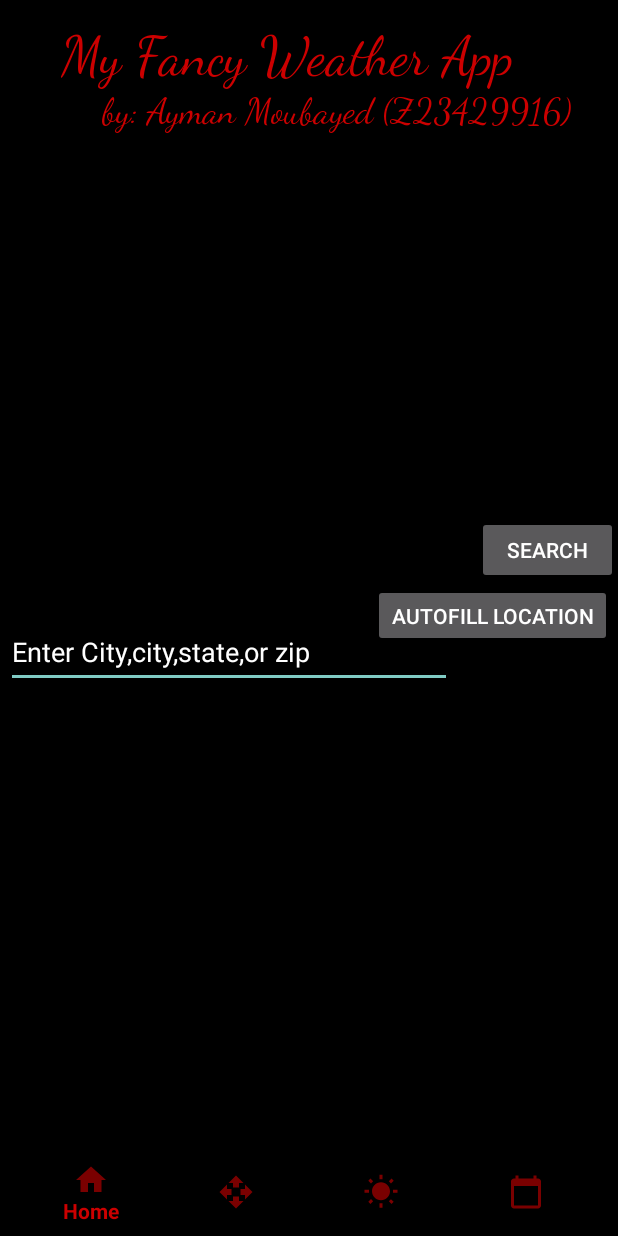
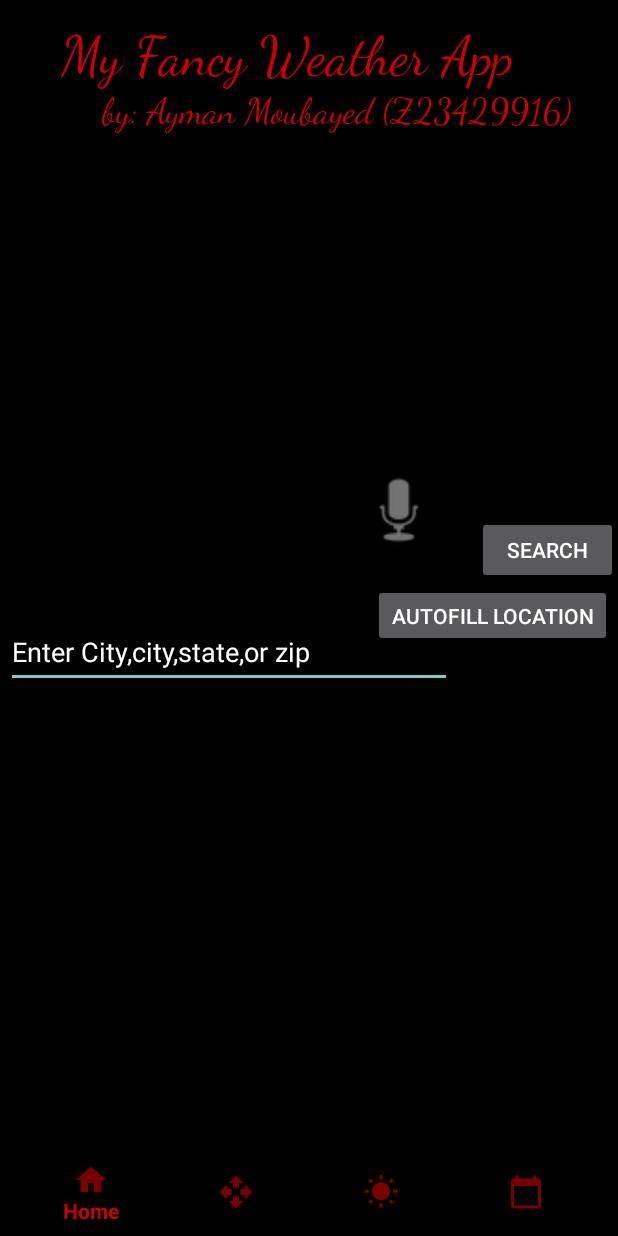
Before and after one commit to Snakkill/Fancy-Weather-Java-App, an Android app: the screen it shows after launch (MainActivity), on a phone screen of 412 x 824 dp. Run offline under Robolectric (Android 15) with nearby library versions, the phone set to English and light mode, and no system bars.

Commit message:
3rd commit -input SpeechToText now functional

```diff
--- a/app/src/main/java/com/example/locationexample/output.java
+++ b/app/src/main/java/com/example/locationexample/output.java
@@ -190,7 +190,7 @@ public class output extends AppCompatActivity implements OnMapReadyCallback {
         LatLng sydney = new LatLng(26, -80);
         mMap.addMarker(new MarkerOptions().position(sydney).title("Marker in Sydney"));
         mMap.moveCamera(CameraUpdateFactory.newLatLng(sydney));
-        mMap.getMaxZoomLevel();
+
     }
 
 }
--- a/app/src/main/res/layout/activity_main.xml
+++ b/app/src/main/res/layout/activity_main.xml
@@ -7,8 +7,29 @@
     android:layout_height="fill_parent"
     android:background="#000000">
     <RelativeLayout
-        xmlns:android="http://schemas.android.com/apk/res/android"
-        xmlns:app="http://schemas.android.com/apk/res-auto"
+        android:layout_width = "match_parent"
+        android:layout_height = "match_parent"
+        tools:context = ".MainActivity">
+
+
+        <TextView
+                android:id="@+id/text"
+                android:layout_width="wrap_content"
+                android:layout_height="wrap_content"
+                android:textSize="30sp" />
+
+
+
+        <LinearLayout
+            android:layout_width = "wrap_content"
+            android:layout_alignParentBottom = "true"
+            android:layout_centerInParent = "true"
+            android:orientation = "vertical"
+            android:layout_height = "wrap_content">
+
+        </LinearLayout>
+
+        <RelativeLayout
             android:layout_width="match_parent"
             android:layout_height="match_parent">
 
@@ -23,8 +44,22 @@
                 app:itemTextColor="@android:color/holo_red_dark"
                 app:menu="@menu/bottom_nav_menu" />
 
+            <ImageView
+                android:id="@+id/speak"
+                android:layout_width="60dp"
+                android:layout_height="60dp"
+
+                android:layout_marginStart="236dp"
+                android:layout_marginLeft="236dp"
+                android:layout_marginTop="310dp"
+                android:layout_marginEnd="90dp"
+                android:layout_marginRight="100dp"
+                android:layout_marginBottom="668dp"
+                android:background="?selectableItemBackground"
+                android:src="@android:drawable/ic_btn_speak_now" />
 
 
+        </RelativeLayout>
 
     </RelativeLayout>
 
```
Also changed, not shown: app/src/main/java/com/example/locationexample/MainActivity.java (+51 -3 lines), app/src/main/java/com/example/locationexample/overlay.java (added, +48 -0 lines). Lines whose indentation alone changed are shown as unchanged.
